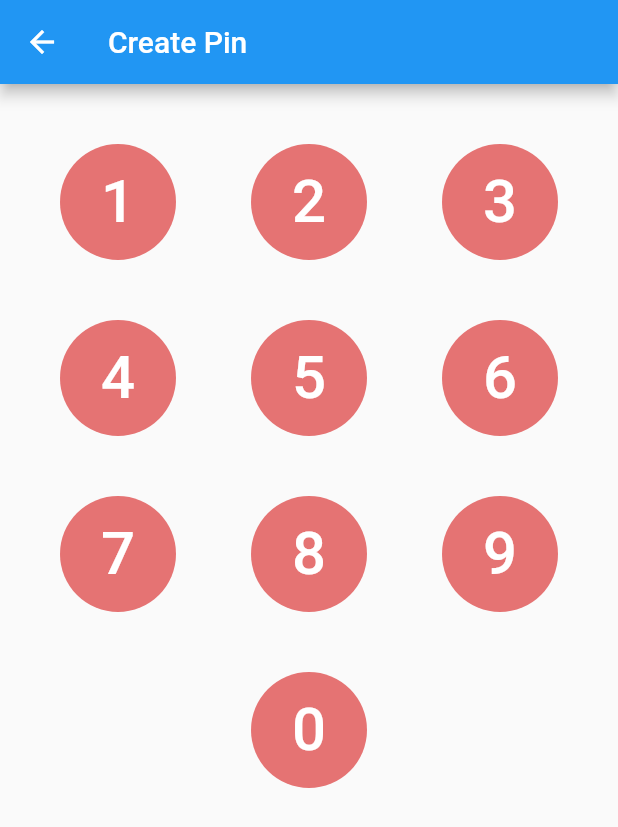
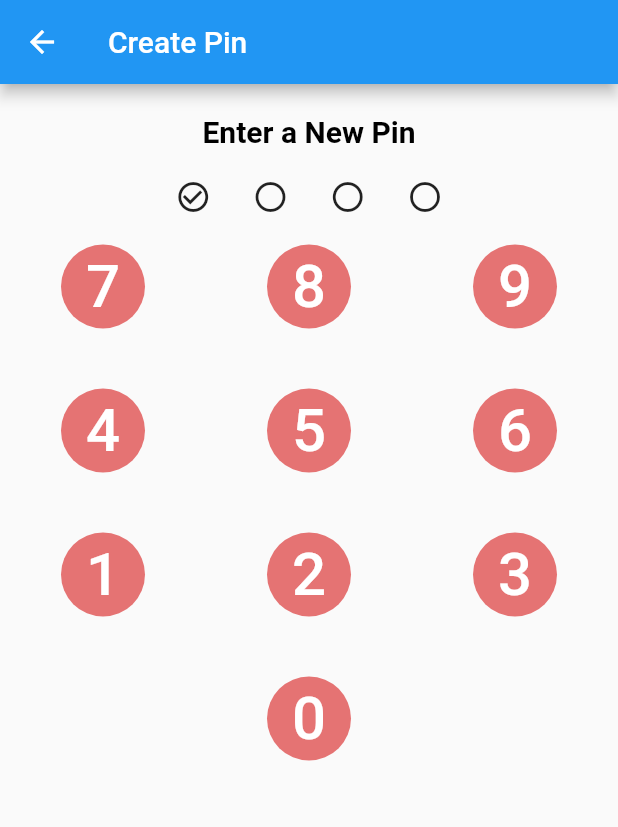
Before and after one commit to rodydavis/flutter_login, a Flutter app: the PinCodeCreate screen opened directly, on a phone screen of 412 x 824 dp. Shown: the top 827 px of the screen. Run offline on Flutter 3.47's test engine with Material 2 defaults, Android fonts, the phone set to English and light mode, and no system bars; our stand-ins replace local_auth, shared_preferences; accounts and stored records are empty.

Commit message:
Added New Pin Screen with Buttons

```diff
--- a/lib/authentication/pincode_create.dart
+++ b/lib/authentication/pincode_create.dart
@@ -2,19 +2,162 @@ import 'package:flutter/material.dart';
 import 'package:flutter/rendering.dart';
 
 class PinCodeCreate extends StatelessWidget {
+  var pinCode = "";
+
   @override
   Widget build(BuildContext context) {
     return new Scaffold(
       appBar: new AppBar(
         title: new Text("Create Pin"),
       ),
-      body: new GridView.count(
-        primary: false,
-        padding: const EdgeInsets.all(20.0),
-        crossAxisSpacing: 10.0,
-        crossAxisCount: 3,
+      body: new ListView(
         children: <Widget>[
           new Padding(
+            padding: new EdgeInsets.all(20.0),
+            child: new Text("Enter a New Pin",
+                textAlign: TextAlign.center,
+                style: new TextStyle(
+                  color: Colors.black.withOpacity(1.0),
+                  fontWeight: FontWeight.bold,
+                  fontSize: 20.0,
+                )),
+          ),
+          new Row(
+            children: <Widget>[
+              new Expanded(
+                child: new Text(''),
+              ),
+              new Expanded(
+                child: new Text(''),
+              ),
+              new Expanded(
+                child: new Icon(Icons.check_circle_outline),
+              ),
+              new Expanded(
+                child: new Icon(Icons.radio_button_unchecked),
+              ),
+              new Expanded(
+                child: new Icon(Icons.radio_button_unchecked),
+              ),
+              new Expanded(
+                child: new Icon(Icons.radio_button_unchecked ),
+              ),
+              new Expanded(
+                child: new Text(''),
+              ),
+              new Expanded(
+                child: new Text(''),
+              ),
+            ],
+          ),
+          new Row(
+            children: <Widget>[
+              new Expanded(
+                child: new Padding(
+                  padding: new EdgeInsets.all(20.0),
+                  child: new FloatingActionButton(
+                      elevation: 0.0,
+                      heroTag: "7",
+                      child: new Text('7',
+                          style: new TextStyle(
+                            fontSize: 40.0,
+                            fontFamily: 'Roboto',
+                            color: Colors.white,
+                          )),
+                      backgroundColor: new Color(0xFFE57373),
+                      onPressed: () {}),
+                ),
+              ),
+              new Expanded(
+                child: new Padding(
+                  padding: new EdgeInsets.all(20.0),
+                  child: new FloatingActionButton(
+                      elevation: 0.0,
+                      heroTag: "8",
+                      child: new Text('8',
+                          style: new TextStyle(
+                            fontSize: 40.0,
+                            fontFamily: 'Roboto',
+                            color: Colors.white,
+                          )),
+                      backgroundColor: new Color(0xFFE57373),
+                      onPressed: () {}),
+                ),
+              ),
+              new Expanded(
+                child: new Padding(
+                  padding: new EdgeInsets.all(20.0),
+                  child: new FloatingActionButton(
+                      elevation: 0.0,
+                      heroTag: "9",
+                      child: new Text('9',
+                          style: new TextStyle(
+                            fontSize: 40.0,
+                            fontFamily: 'Roboto',
+                            color: Colors.white,
+                          )),
+                      backgroundColor: new Color(0xFFE57373),
+                      onPressed: () {}),
+                ),
+              ),
+            ],
+          ),
+          new Row(
+            children: <Widget>[
+              new Expanded(
+                child: new Padding(
+                  padding: new EdgeInsets.all(20.0),
+                  child: new FloatingActionButton(
+                      elevation: 0.0,
+                      heroTag: "4",
+                      child: new Text('4',
+                          style: new TextStyle(
+                            fontSize: 40.0,
+                            fontFamily: 'Roboto',
+                            color: Colors.white,
+                          )),
+                      backgroundColor: new Color(0xFFE57373),
+                      onPressed: () {}),
+                ),
+              ),
+              new Expanded(
+                child: new Padding(
+                  padding: new EdgeInsets.all(20.0),
+                  child: new FloatingActionButton(
+                      elevation: 0.0,
+                      heroTag: "5",
+                      child: new Text('5',
+                          style: new TextStyle(
+                            fontSize: 40.0,
+                            fontFamily: 'Roboto',
+                            color: Colors.white,
+                          )),
+                      backgroundColor: new Color(0xFFE57373),
+                      onPressed: () {}),
+                ),
+              ),
+              new Expanded(
+                child: new Padding(
+                  padding: new EdgeInsets.all(20.0),
+                  child: new FloatingActionButton(
+                      elevation: 0.0,
+                      heroTag: "6",
+                      child: new Text('6',
+                          style: new TextStyle(
+                            fontSize: 40.0,
+                            fontFamily: 'Roboto',
+                            color: Colors.white,
+                          )),
+                      backgroundColor: new Color(0xFFE57373),
+                      onPressed: () {}),
+                ),
+              ),
+            ],
+          ),
+          new Row(
+            children: <Widget>[
+              new Expanded(
+                child: new Padding(
                   padding: new EdgeInsets.all(20.0),
                   child: new FloatingActionButton(
                       elevation: 0.0,
@@ -28,7 +171,9 @@ class PinCodeCreate extends StatelessWidget {
                       backgroundColor: new Color(0xFFE57373),
                       onPressed: () {}),
                 ),
-          new Padding(
+              ),
+              new Expanded(
+                child: new Padding(
                   padding: new EdgeInsets.all(20.0),
                   child: new FloatingActionButton(
                       elevation: 0.0,
@@ -42,7 +187,9 @@ class PinCodeCreate extends StatelessWidget {
                       backgroundColor: new Color(0xFFE57373),
                       onPressed: () {}),
                 ),
-          new Padding(
+              ),
+              new Expanded(
+                child: new Padding(
                   padding: new EdgeInsets.all(20.0),
                   child: new FloatingActionButton(
                       elevation: 0.0,
@@ -56,92 +203,16 @@ class PinCodeCreate extends StatelessWidget {
                       backgroundColor: new Color(0xFFE57373),
                       onPressed: () {}),
                 ),
-          new Padding(
-            padding: new EdgeInsets.all(20.0),
-            child: new FloatingActionButton(
-                elevation: 0.0,
-                heroTag: "4",
-                child: new Text('4',
-                    style: new TextStyle(
-                      fontSize: 40.0,
-                      fontFamily: 'Roboto',
-                      color: Colors.white,
-                    )),
-                backgroundColor: new Color(0xFFE57373),
-                onPressed: () {}),
               ),
-          new Padding(
-            padding: new EdgeInsets.all(20.0),
-            child: new FloatingActionButton(
-                elevation: 0.0,
-                heroTag: "5",
-                child: new Text('5',
-                    style: new TextStyle(
-                      fontSize: 40.0,
-                      fontFamily: 'Roboto',
-                      color: Colors.white,
-                    )),
-                backgroundColor: new Color(0xFFE57373),
-                onPressed: () {}),
+            ],
           ),
-          new Padding(
-            padding: new EdgeInsets.all(20.0),
-            child: new FloatingActionButton(
-                elevation: 0.0,
-                heroTag: "6",
-                child: new Text('6',
-                    style: new TextStyle(
-                      fontSize: 40.0,
-                      fontFamily: 'Roboto',
-                      color: Colors.white,
-                    )),
-                backgroundColor: new Color(0xFFE57373),
-                onPressed: () {}),
+          new Row(
+            children: <Widget>[
+              new Expanded(
+                child: new Text(''),
               ),
-          new Padding(
-            padding: new EdgeInsets.all(20.0),
-            child: new FloatingActionButton(
-                elevation: 0.0,
-                heroTag: "7",
-                child: new Text('7',
-                    style: new TextStyle(
-                      fontSize: 40.0,
-                      fontFamily: 'Roboto',
-                      color: Colors.white,
-                    )),
-                backgroundColor: new Color(0xFFE57373),
-                onPressed: () {}),
-          ),
-          new Padding(
-            padding: new EdgeInsets.all(20.0),
-            child: new FloatingActionButton(
-                elevation: 0.0,
-                heroTag: "8",
-                child: new Text('8',
-                    style: new TextStyle(
-                      fontSize: 40.0,
-                      fontFamily: 'Roboto',
-                      color: Colors.white,
-                    )),
-                backgroundColor: new Color(0xFFE57373),
-                onPressed: () {}),
-          ),
-          new Padding(
-            padding: new EdgeInsets.all(20.0),
-            child: new FloatingActionButton(
-                elevation: 0.0,
-                heroTag: "9",
-                child: new Text('9',
-                    style: new TextStyle(
-                      fontSize: 40.0,
-                      fontFamily: 'Roboto',
-                      color: Colors.white,
-                    )),
-                backgroundColor: new Color(0xFFE57373),
-                onPressed: () {}),
-          ),
-          new Text(''),
-          new Padding(
+              new Expanded(
+                child: new Padding(
                   padding: new EdgeInsets.all(20.0),
                   child: new FloatingActionButton(
                       elevation: 0.0,
@@ -155,7 +226,12 @@ class PinCodeCreate extends StatelessWidget {
                       backgroundColor: new Color(0xFFE57373),
                       onPressed: () {}),
                 ),
-          new Text(''),
+              ),
+              new Expanded(
+                child: new Text(''),
+              ),
+            ],
+          ),
         ],
       ),
     );
```
Lines whose indentation alone changed are shown as unchanged.
